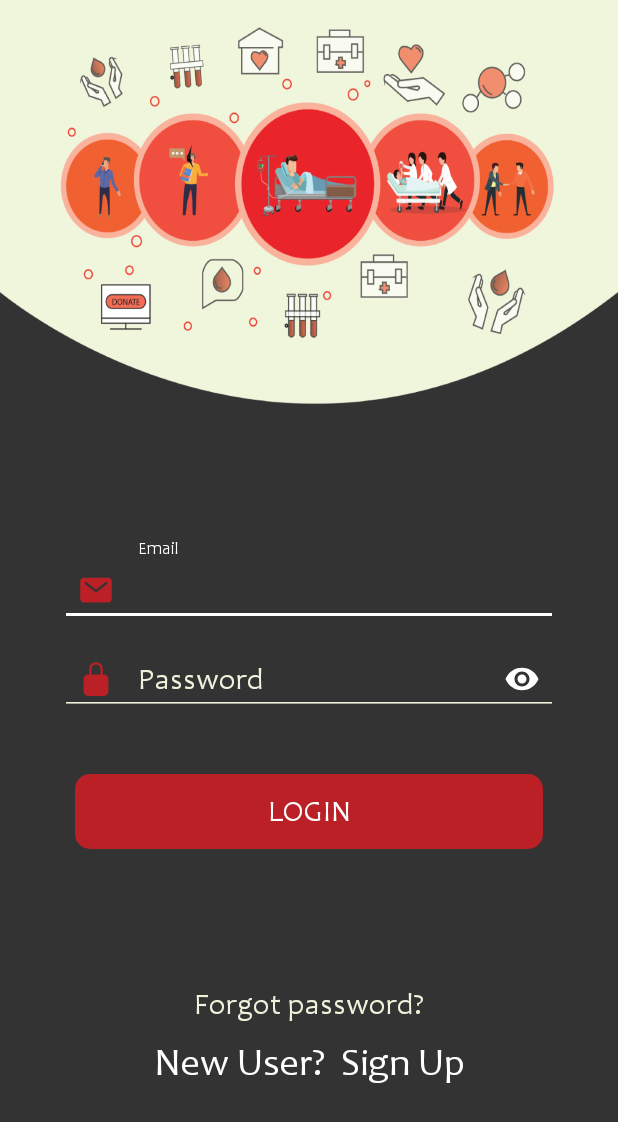
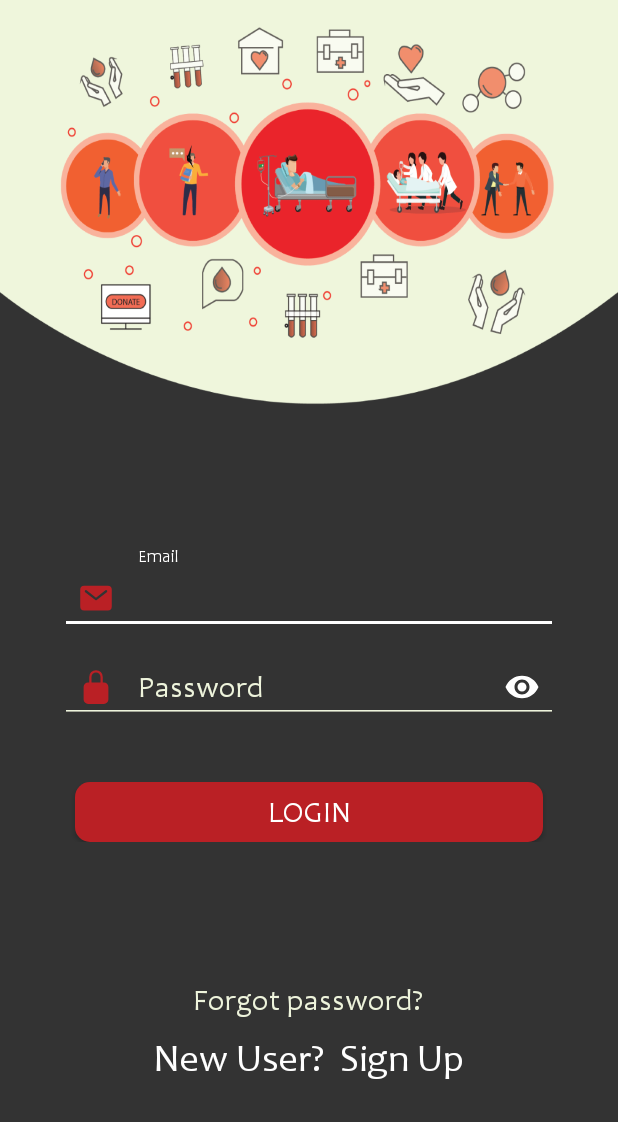
Before and after one commit to RzRiz/KinBloodDemo, an Android app: the screen it shows after launch (Login), on a phone screen of 412 x 824 dp. Shown: the top 1122 px of the screen. Run offline under Robolectric (Android 15) with nearby library versions, the phone set to English and light mode, and no system bars; our stand-ins replace Firebase (no records; nobody signed in at launch, a user with empty details on screens opened directly), Picasso; pictures from the network do not load.

Commit message:
random commit

```diff
--- a/app/src/main/res/layout/activity_login.xml
+++ b/app/src/main/res/layout/activity_login.xml
@@ -38,7 +38,7 @@
                     android:layout_gravity="center"
                     android:hint="Email"
                     android:inputType="text"
-                    android:textColor="@color/colorAshWhite"
+                    android:textColor="@color/colorWhite"
                     android:textSize="20sp" />
             </com.google.android.material.textfield.TextInputLayout>
 
@@ -60,13 +60,14 @@
                     android:layout_gravity="center"
                     android:hint="Password"
                     android:inputType="textPassword"
+                    android:textColor="@color/colorWhite"
                     android:textSize="20sp" />
             </com.google.android.material.textfield.TextInputLayout>
 
             <Button
                 android:id="@+id/btn_login"
                 android:layout_width="match_parent"
-                android:layout_height="50dp"
+                android:layout_height="40dp"
                 android:background="@drawable/primary_rounded_rectangle"
                 android:text="login"
                 android:textSize="20sp"
@@ -84,16 +85,17 @@
 
             <TextView
                 android:id="@+id/tv_forgot_password"
-                android:layout_width="match_parent"
+                android:layout_width="wrap_content"
                 android:layout_height="0dp"
                 android:layout_weight="1"
                 android:text="Forgot password?"
                 android:textSize="20sp"
                 android:textColor="@color/colorYellowWhite"
-                android:gravity="center|bottom"/>
+                android:gravity="center|bottom"
+                android:layout_gravity="center" />
 
             <TextView
-                android:layout_width="match_parent"
+                android:layout_width="wrap_content"
                 android:layout_height="0dp"
                 android:layout_weight="1.5"
                 android:onClick="logintoreg"
@@ -101,7 +103,8 @@
                 android:textSize="25sp"
                 android:textColor="@color/colorWhite"
                 android:layout_marginVertical="10dp"
-                android:gravity="center"/>
+                android:gravity="center"
+                android:layout_gravity="center" />
         </LinearLayout>
 
     </androidx.constraintlayout.widget.ConstraintLayout>
```
